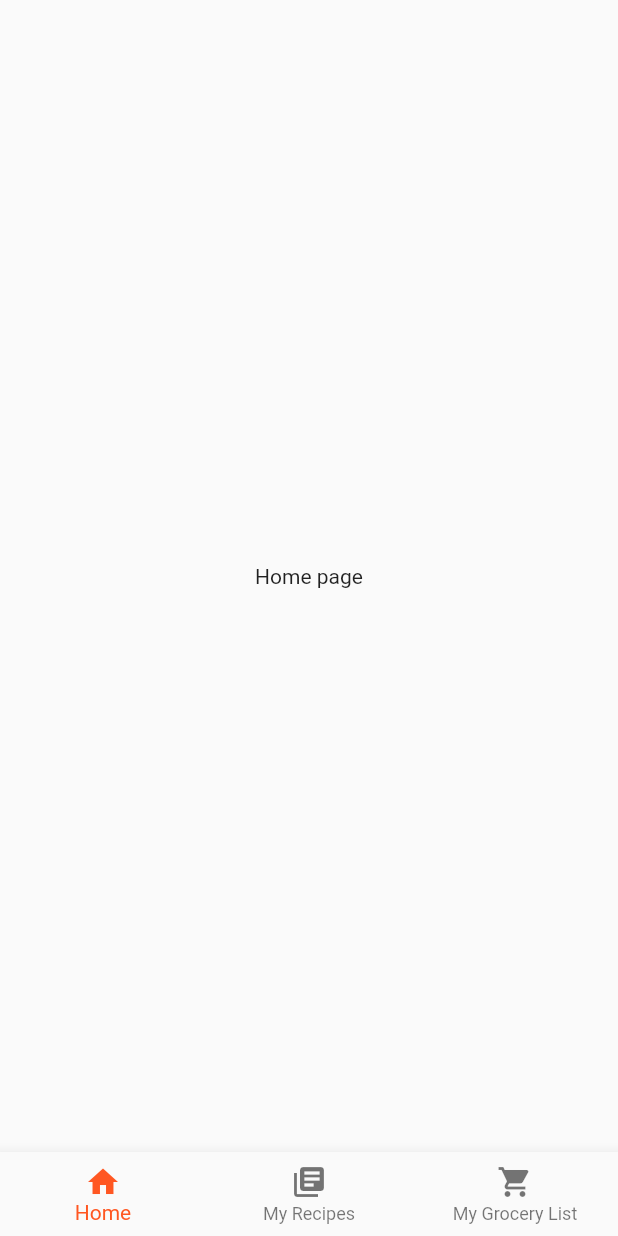
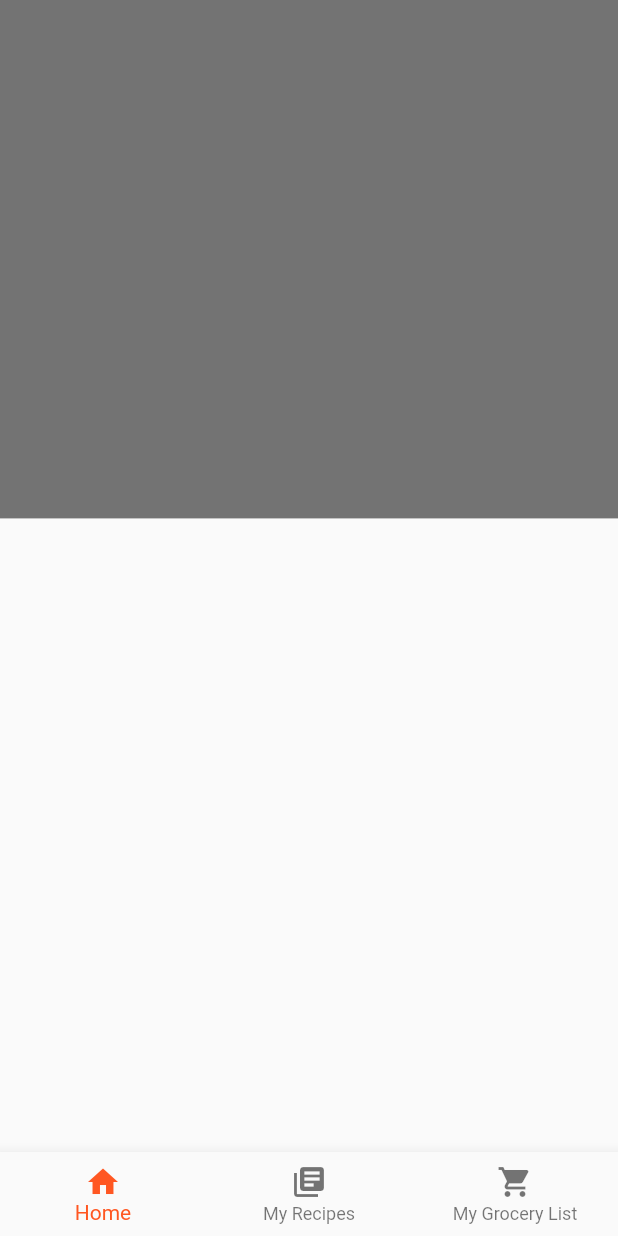
Before and after one commit to HarshdipD/Recipe-Unlimited, a Flutter app: the screen it shows after launch, on a phone screen of 412 x 824 dp. Run offline on Flutter 3.47's test engine with Material 2 defaults, Android fonts, the phone set to English and light mode, and no system bars.

Commit message:
Added Container

```diff
--- a/lib/home_page.dart
+++ b/lib/home_page.dart
@@ -4,8 +4,14 @@ class HomePage extends StatelessWidget {
   @override
   Widget build(BuildContext context) {
     return Scaffold(
-      body: Center(
-        child: Text("Home page"),
+      body: Container(
+        child: FractionallySizedBox(
+          widthFactor: 1,
+          heightFactor: 0.45,
+          child: Container(
+            color: Colors.black54,
+          ),
+        ),
       ),
     );
   }
--- a/lib/main.dart
+++ b/lib/main.dart
@@ -36,6 +36,7 @@ class _myStateState extends State<myState> {
             ),
         ],
       ),*/
+
 
         /*endDrawer: Drawer(
           elevation: 2.0,
```
